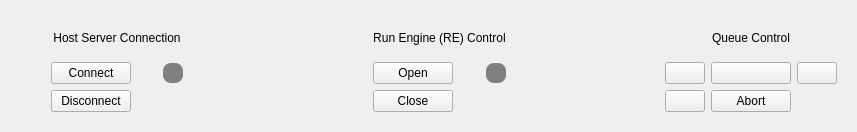
Before: the Qt Designer form src/QSviz/resources/statusbar.ui in BCDA-APS/QSview, drawn with Qt 5.
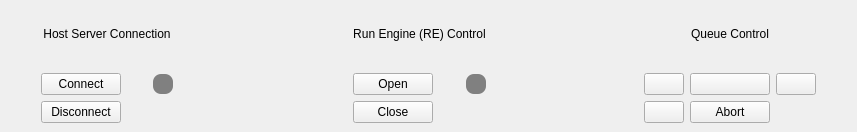
After: the same form once the commit is applied. Icons and pictures are not drawn.

```diff
--- a/src/QSviz/resources/statusbar.ui
+++ b/src/QSviz/resources/statusbar.ui
@@ -14,14 +14,23 @@
    <string>Form</string>
   </property>
   <layout class="QHBoxLayout" name="horizontalLayout">
+   <property name="topMargin">
+    <number>0</number>
+   </property>
+   <property name="bottomMargin">
+    <number>0</number>
+   </property>
    <item>
     <widget class="QFrame" name="hostServerConnection">
      <layout class="QGridLayout" name="gridLayout_3" columnstretch="2,1,1,1">
       <property name="leftMargin">
-       <number>40</number>
+       <number>30</number>
+      </property>
+      <property name="topMargin">
+       <number>0</number>
       </property>
       <property name="rightMargin">
-       <number>40</number>
+       <number>30</number>
       </property>
       <item row="2" column="0">
        <widget class="QPushButton" name="disconnectButton">
@@ -123,6 +132,9 @@
       <property name="leftMargin">
        <number>30</number>
       </property>
+      <property name="topMargin">
+       <number>0</number>
+      </property>
       <property name="rightMargin">
        <number>30</number>
       </property>
@@ -232,6 +244,12 @@
    <item>
     <widget class="QFrame" name="queueControl">
      <layout class="QGridLayout" name="gridLayout">
+      <property name="topMargin">
+       <number>0</number>
+      </property>
+      <property name="rightMargin">
+       <number>30</number>
+      </property>
       <item row="1" column="0">
        <widget class="QPushButton" name="queuePlayButton">
         <property name="toolTip">
```
